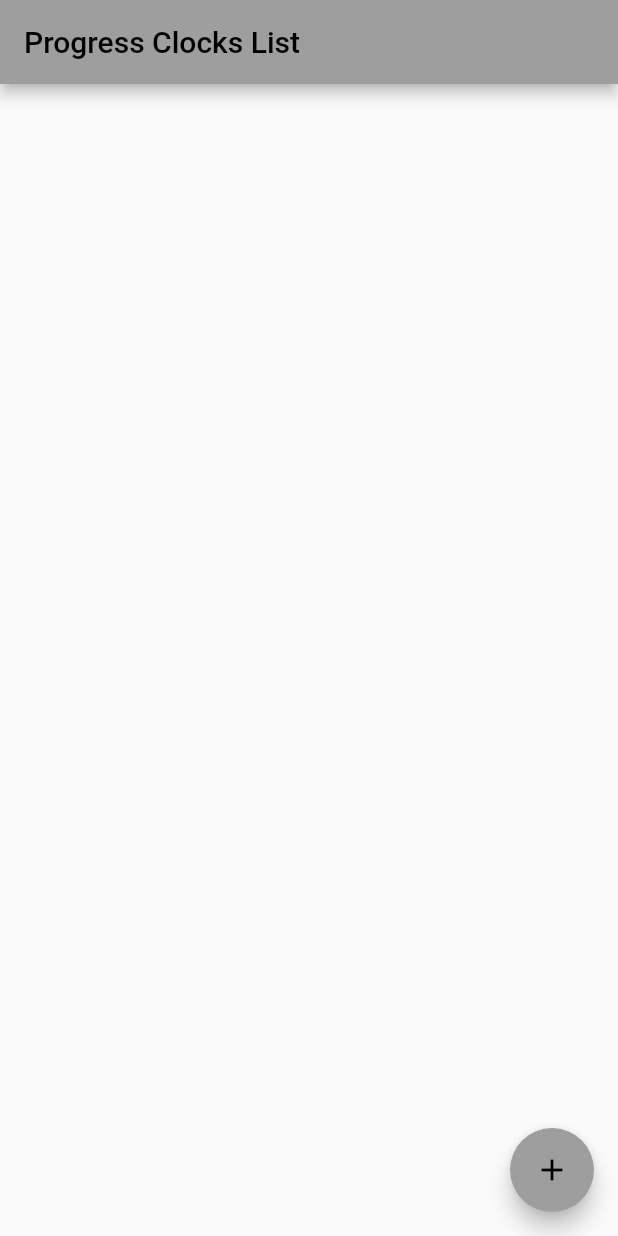
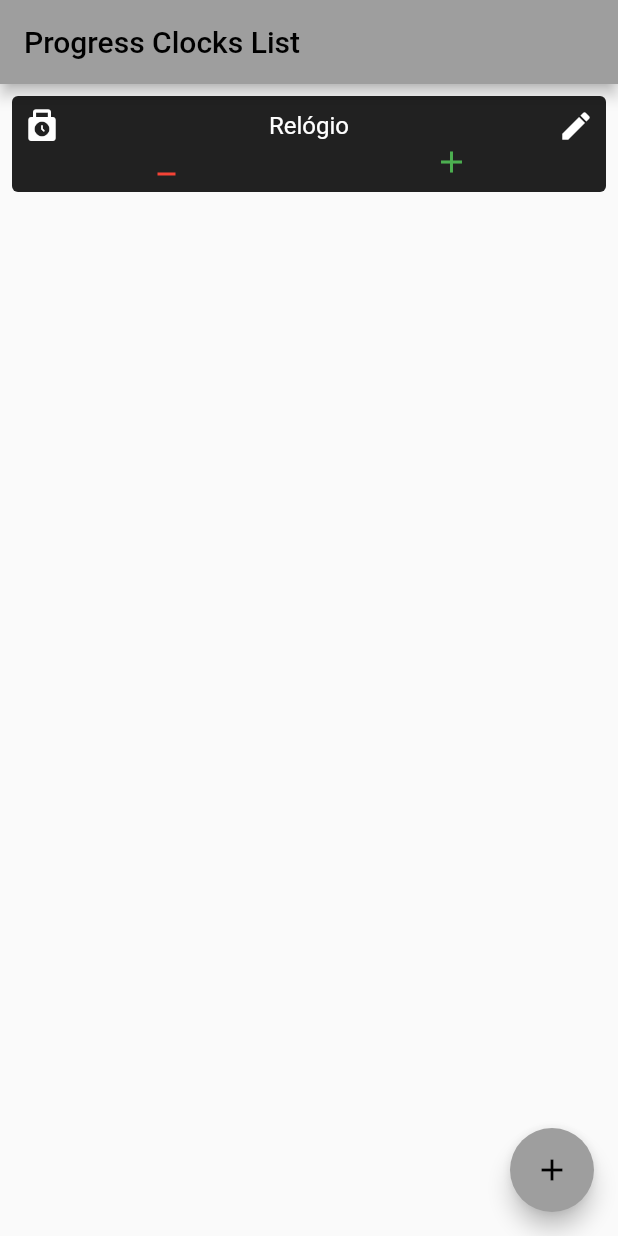
Before and after one commit to defreitasabner/progress_clocks_fitd_flutter, a Flutter app: the screen it shows after launch, on a phone screen of 412 x 824 dp. Run offline on Flutter 3.47's test engine with Material 2 defaults, Android fonts, the light colour scheme and no system bars.

Commit message:
Starting to create the first card struture to render Progress Clocks.

```diff
--- a/lib/main.dart
+++ b/lib/main.dart
@@ -9,7 +9,7 @@ void main() {
   runApp(
     // Provider which notify changes in ProgressClocksList
     ChangeNotifierProvider(
-      create: (context) => ProgressClocksList(progressClocksList: []),
+      create: (context) => ProgressClocksList(progressClocksList: [ProgressClock(id: 1, name: 'Relógio', maxProgressLevel: 4, currentProgressLevel: 0)]),
       child: const MyApp(),
     )
   );
--- a/lib/screens/list_screen.dart
+++ b/lib/screens/list_screen.dart
@@ -30,9 +30,57 @@ class _ListScreenState extends State<ListScreen> {
           return ListView.builder(
             itemCount: progressClocksList.progressClocksList.length,
             itemBuilder: (context, index) {
-              return ListTile(
-                leading: const Icon(Icons.punch_clock_rounded),
-                title: Text(progressClocksList.progressClocksList[index].name),
+              return Padding(
+                padding: const EdgeInsets.all(8.0),
+                child: Container(
+                  decoration: BoxDecoration(
+                    color: Colors.black87,
+                    borderRadius: BorderRadius.circular(4)
+                  ),
+                  child: Padding(
+                    padding: const EdgeInsets.all(8.0),
+                    child: Column(
+                      children: [
+                        Row(
+                          mainAxisAlignment: MainAxisAlignment.spaceBetween,
+                          children: [
+                            const Icon(
+                              Icons.punch_clock_rounded,
+                              color: Colors.white
+                            ),
+                            Text(
+                              progressClocksList.progressClocksList[index].name,
+                              style: const TextStyle(
+                                color: Colors.white,
+                                fontSize: 16
+                              ),
+                            ),
+                            const Icon(
+                              Icons.edit,
+                              color: Colors.white,
+                            )
+                          ],
+                        ),
+                        Container(
+                          color: Colors.white70,
+                        ),
+                        Row(
+                          mainAxisAlignment: MainAxisAlignment.spaceAround,
+                          children: const [
+                            Icon(
+                              Icons.minimize,
+                              color: Colors.red,
+                            ),
+                            Icon(
+                              Icons.add,
+                              color: Colors.green
+                            )
+                          ],
+                        )
+                      ]
+                      ),
+                  ),
+                ),
               );
             },
           );
```
